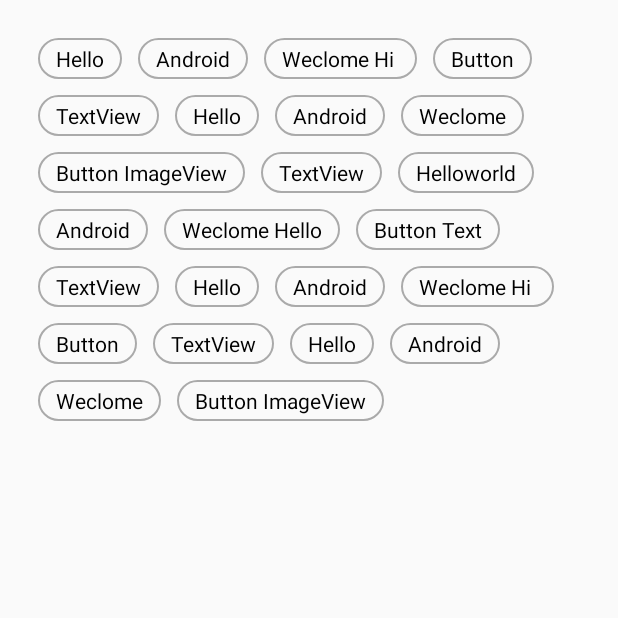
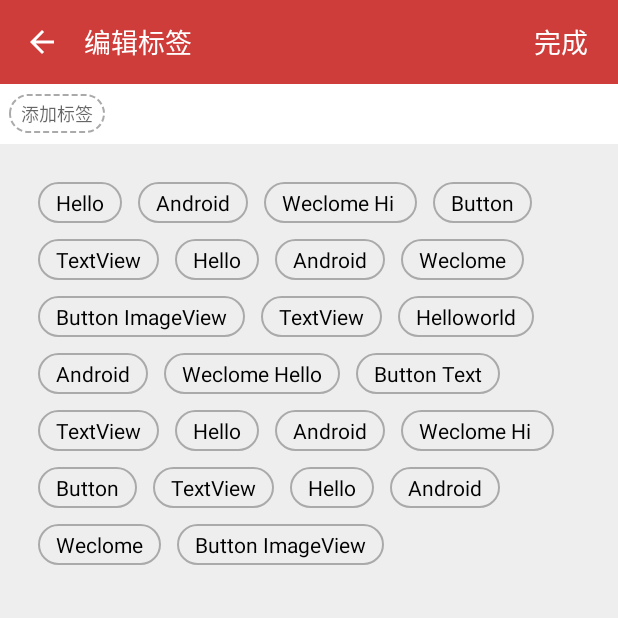
Before and after one commit to YINQIEIE/TechReader, an Android app: the TagActivity screen opened directly, with no data from a screen before it, on a phone screen of 412 x 824 dp, the top half of it. Run offline under Robolectric (Android 15) with nearby library versions, the phone set to English and light mode, and no system bars; our stand-ins replace ButterKnife.

Commit message:
收藏添加标签

```diff
--- a/app/src/main/java/com/yq/eie/activity/TagActivity.java
+++ b/app/src/main/java/com/yq/eie/activity/TagActivity.java
@@ -1,9 +1,14 @@
 package com.yq.eie.activity;
 
+import android.content.Intent;
 import android.os.Bundle;
 import android.support.annotation.Nullable;
+import android.support.v7.app.ActionBar;
+import android.support.v7.widget.Toolbar;
+import android.text.TextUtils;
 import android.view.LayoutInflater;
 import android.view.View;
+import android.widget.EditText;
 import android.widget.TextView;
 
 import com.yq.eie.R;
@@ -12,12 +17,23 @@ import com.zhy.view.flowlayout.FlowLayout;
 import com.zhy.view.flowlayout.TagAdapter;
 import com.zhy.view.flowlayout.TagFlowLayout;
 
+import java.util.Arrays;
+
 import butterknife.BindView;
+import butterknife.OnClick;
 
 public class TagActivity extends BaseActivity {
 
+    public static final String KEY_TAG = "tag";
+
+    @BindView(R.id.toolbar)
+    Toolbar toolbar;
+    @BindView(R.id.tv_done)
+    TextView tvDone;
     @BindView(R.id.flowlayout)
     TagFlowLayout mFlowLayout;
+    @BindView(R.id.et_tag)
+    EditText etTag;
     private String[] mVals = new String[]
             {"Hello", "Android", "Weclome Hi ", "Button", "TextView", "Hello",
                     "Android", "Weclome", "Button ImageView", "TextView", "Helloworld",
@@ -27,12 +43,24 @@ public class TagActivity extends BaseActivity {
     @Override
     protected void onCreate(@Nullable Bundle savedInstanceState) {
         super.onCreate(savedInstanceState);
-        mFlowLayout.setAdapter(new TagAdapter<String>(mVals) {
+        initToolbar();
+        initTags();
+    }
+
+    private void initToolbar() {
+        setSupportActionBar(toolbar);
+        ActionBar actionBar = getSupportActionBar();
+        actionBar.setTitle("编辑标签");
+        actionBar.setDisplayHomeAsUpEnabled(true);
+        toolbar.setNavigationOnClickListener(v -> finish());
+    }
+
+    private void initTags() {
+        mFlowLayout.setAdapter(new TagAdapter<String>(Arrays.asList(mVals)) {
 
             @Override
             public View getView(FlowLayout parent, int position, String s) {
-                TextView tv = (TextView) LayoutInflater.from(TagActivity.this).inflate(R.layout.tag,
-                        mFlowLayout, false);
+                TextView tv = (TextView) LayoutInflater.from(TagActivity.this).inflate(R.layout.tag, mFlowLayout, false);
                 tv.setText(s);
                 return tv;
             }
@@ -43,4 +71,18 @@ public class TagActivity extends BaseActivity {
     protected int getLayoutResId() {
         return R.layout.activity_tag;
     }
+
+    @OnClick(R.id.tv_done)
+    void done() {
+        String tag = etTag.getText().toString().trim();
+        if (TextUtils.isEmpty(tag)) {
+            toast("请输入或选择标签");
+            return;
+        }
+        Intent intent = new Intent();
+        intent.putExtra(KEY_TAG, tag);
+        setResult(RESULT_OK, intent);
+        finish();
+    }
+
 }
--- a/app/src/main/java/com/yq/eie/http/response/AppDatabase.java
+++ b/app/src/main/java/com/yq/eie/db/room/AppDatabase.java
@@ -1,4 +1,4 @@
-package com.yq.eie.http.response;
+package com.yq.eie.db.room;
 
 import android.arch.persistence.room.Database;
 import android.arch.persistence.room.Room;
@@ -14,7 +14,7 @@ import java.lang.reflect.Type;
 import java.util.ArrayList;
 import java.util.Date;
 
-@Database(entities = {BlogBean.class, BlogTag.class}, version = 1)
+@Database(entities = {BlogEntity.class, BlogTagEntity.class}, version = 1)
 @TypeConverters({TimeConverters.class, JsonConverters.class})
 public abstract class AppDatabase extends RoomDatabase {
 
--- a/app/src/main/java/com/yq/eie/http/response/RoomDBManager.java
+++ b/app/src/main/java/com/yq/eie/db/room/RoomDBManager.java
@@ -1,4 +1,4 @@
-package com.yq.eie.http.response;
+package com.yq.eie.db.room;
 
 import android.arch.persistence.room.Room;
 import android.arch.persistence.room.RoomDatabase;
--- a/app/src/main/res/layout/activity_tag.xml
+++ b/app/src/main/res/layout/activity_tag.xml
@@ -1,15 +1,81 @@
 <?xml version="1.0" encoding="utf-8"?>
 <LinearLayout xmlns:android="http://schemas.android.com/apk/res/android"
+    xmlns:app="http://schemas.android.com/apk/res-auto"
     xmlns:zhy="http://schemas.android.com/apk/res-auto"
     android:layout_width="match_parent"
     android:layout_height="match_parent"
     android:orientation="vertical">
 
-    <com.zhy.view.flowlayout.TagFlowLayout
-        android:id="@+id/flowlayout"
-        android:layout_width="fill_parent"
+    <android.support.v7.widget.Toolbar
+        android:id="@+id/toolbar"
+        android:layout_width="match_parent"
+        android:layout_height="?attr/actionBarSize"
+        android:background="@color/themeColor"
+        android:popupTheme="@style/AppTheme.PopupOverlay"
+        android:theme="@style/ToolbarStyle.NoBackColor"
+        app:contentInsetStartWithNavigation="0dp">
+
+        <FrameLayout
+            android:layout_width="match_parent"
+            android:layout_height="match_parent">
+
+            <TextView
+                android:layout_width="wrap_content"
+                android:layout_height="match_parent"
+                android:layout_gravity="left"
+                android:gravity="center"
+                android:text="编辑标签"
+                android:textColor="@android:color/white"
+                android:textSize="18sp" />
+
+            <TextView
+                android:id="@+id/tv_done"
+                android:layout_width="wrap_content"
+                android:layout_height="match_parent"
+                android:layout_gravity="right"
+                android:gravity="center"
+                android:paddingLeft="10dp"
+                android:paddingRight="20dp"
+                android:text="完成"
+                android:textColor="@android:color/white"
+                android:textSize="18sp" />
+        </FrameLayout>
+    </android.support.v7.widget.Toolbar>
+
+    <FrameLayout
+        android:layout_width="match_parent"
         android:layout_height="wrap_content"
-        android:padding="20dp"
-        zhy:max_select="-1" />
+        android:background="@android:color/white"
+        android:minHeight="40dp">
+
+        <EditText
+            android:id="@+id/et_tag"
+            android:layout_width="wrap_content"
+            android:layout_height="wrap_content"
+            android:layout_gravity="center_vertical"
+            android:layout_margin="6dp"
+            android:background="@drawable/bg_add_tag"
+            android:hint="添加标签"
+            android:paddingBottom="4dp"
+            android:paddingLeft="8dp"
+            android:paddingRight="8dp"
+            android:paddingTop="4dp"
+            android:textColor="@android:color/black"
+            android:textSize="12sp" />
+
+    </FrameLayout>
+
+    <ScrollView
+        android:layout_width="match_parent"
+        android:layout_height="match_parent"
+        android:background="#eee">
+
+        <com.zhy.view.flowlayout.TagFlowLayout
+            android:id="@+id/flowlayout"
+            android:layout_width="fill_parent"
+            android:layout_height="wrap_content"
+            android:padding="20dp"
+            zhy:max_select="-1" />
+    </ScrollView>
 
 </LinearLayout>
--- a/app/src/main/res/values/colors.xml
+++ b/app/src/main/res/values/colors.xml
@@ -75,5 +75,6 @@
     <!--dialog的查看详情键-->
     <color name="colorBtDialog">#38659C</color>
 
+    <color name="green_tag">#FF53BE53</color>
 
 </resources>
--- a/flowlayout-lib/build.gradle
+++ b/flowlayout-lib/build.gradle
@@ -1,8 +1,8 @@
 apply plugin: 'com.android.library'
 
 android {
-    compileSdkVersion 25
-    buildToolsVersion "25.0.3"
+    compileSdkVersion 26
+    buildToolsVersion "26.0.2"
 
     defaultConfig {
         minSdkVersion 10
@@ -20,5 +20,5 @@ android {
 
 dependencies {
     compile fileTree(include: ['*.jar'], dir: 'libs')
-    compile 'com.android.support:support-v4:25.0.0'
+    compile "com.android.support:support-v4:$rootProject.ext.supportVersion"
 }
--- /dev/null
+++ b/flowlayout-lib/src/main/res/drawable/bg_add_tag.xml
@@ -0,0 +1,10 @@
+<?xml version="1.0" encoding="utf-8"?>
+<shape xmlns:android="http://schemas.android.com/apk/res/android">
+
+    <corners android:radius="30dp" />
+    <stroke
+        android:width="1dp"
+        android:color="@android:color/darker_gray"
+        android:dashGap="2dp"
+        android:dashWidth="4dp" />
+</shape>
```
Also changed, not shown: app/src/main/AndroidManifest.xml (+4 -4 lines), app/src/main/java/com/yq/eie/activity/WebViewActivity.java (+89 -43 lines), app/src/main/java/com/yq/eie/db/room/BlogDao.java (renamed from app/src/main/java/com/yq/eie/http/response/BlogDao.java, +8 -5 lines), app/src/main/java/com/yq/eie/db/room/BlogEntity.java (renamed from app/src/main/java/com/yq/eie/http/response/BlogBean.java, +17 -15 lines), app/src/main/java/com/yq/eie/db/room/BlogTagDao.java (renamed from app/src/main/java/com/yq/eie/http/response/BlogTagDao.java, +4 -4 lines), app/src/main/java/com/yq/eie/db/room/BlogTagEntity.java (renamed from app/src/main/java/com/yq/eie/http/response/BlogTag.java, +12 -6 lines).
